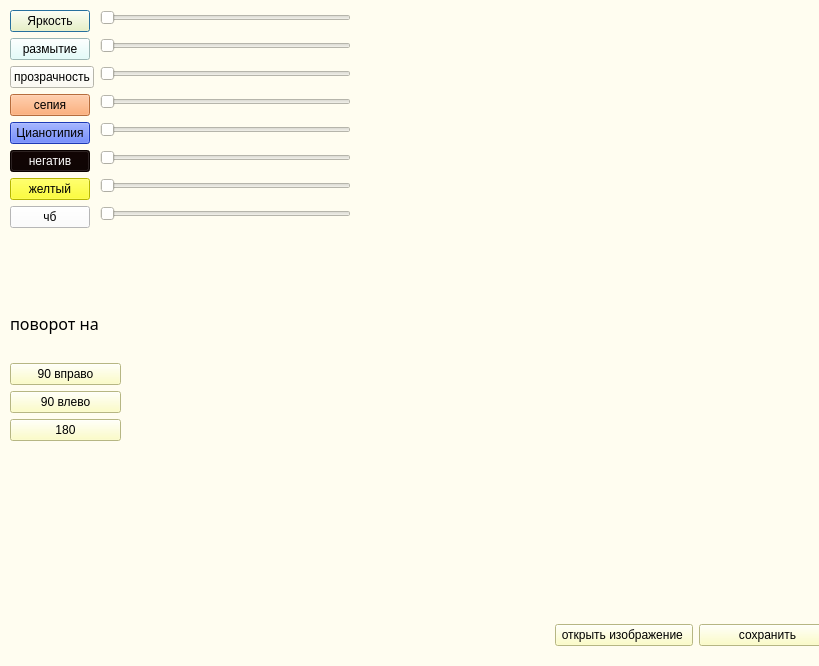
Sofi-s/projectQT, file photoshop2.ui: the form before one commit.
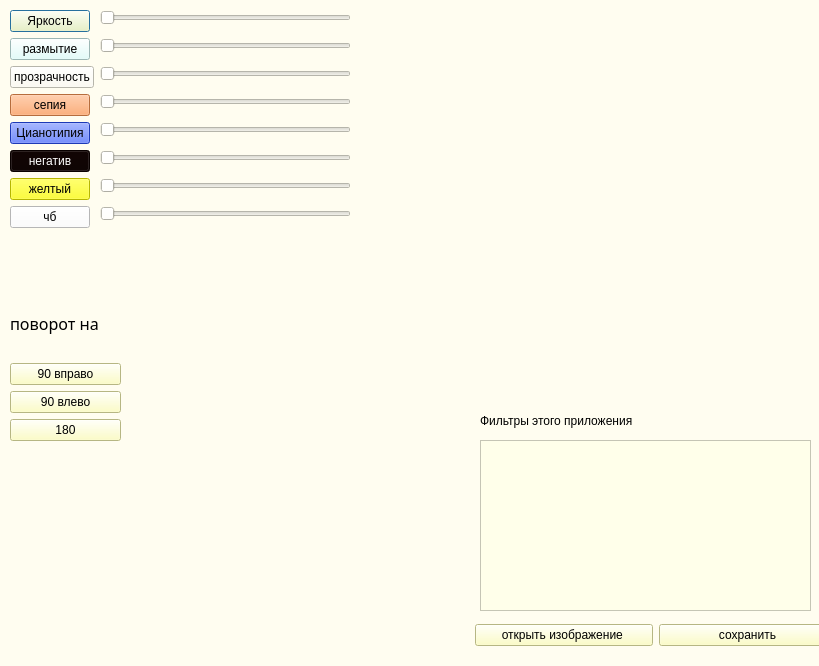
The form after the commit.

Commit message: db; filtres

What changed in the file:
```diff
--- a/photoshop2.ui
+++ b/photoshop2.ui
@@ -165,9 +165,9 @@
   <widget class="QWidget" name="horizontalLayoutWidget">
    <property name="geometry">
     <rect>
-     <x>555</x>
+     <x>475</x>
      <y>620</y>
-     <width>281</width>
+     <width>361</width>
      <height>31</height>
     </rect>
    </property>
@@ -255,16 +255,42 @@
   <widget class="QLabel" name="izobr">
    <property name="geometry">
     <rect>
-     <x>400</x>
+     <x>390</x>
      <y>20</y>
-     <width>371</width>
-     <height>301</height>
+     <width>401</width>
+     <height>331</height>
     </rect>
    </property>
    <property name="text">
     <string/>
    </property>
   </widget>
+  <widget class="QTableWidget" name="tableWidget">
+   <property name="geometry">
+    <rect>
+     <x>480</x>
+     <y>440</y>
+     <width>331</width>
+     <height>171</height>
+    </rect>
+   </property>
+   <property name="styleSheet">
+    <string notr="true">background-color: rgb(255, 255, 234);</string>
+   </property>
+  </widget>
+  <widget class="QLabel" name="label">
+   <property name="geometry">
+    <rect>
+     <x>480</x>
+     <y>410</y>
+     <width>311</width>
+     <height>21</height>
+    </rect>
+   </property>
+   <property name="text">
+    <string>Фильтры этого приложения</string>
+   </property>
+  </widget>
  </widget>
  <resources/>
  <connections/>
```
The commit also changes 2 other files.
